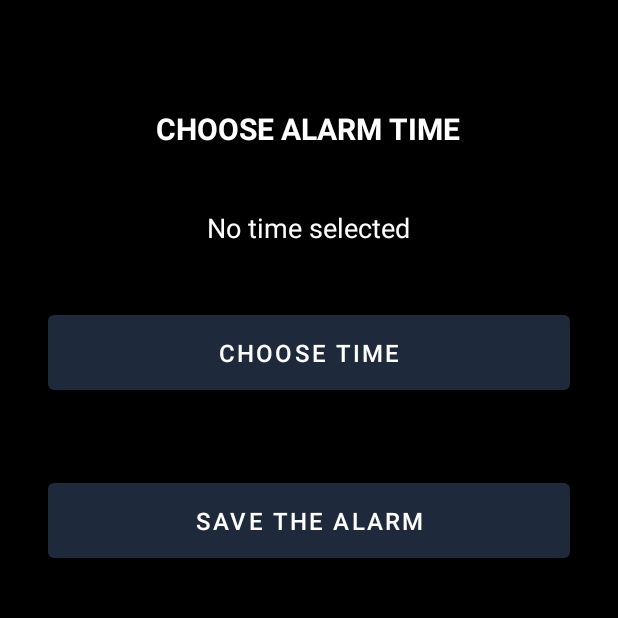
After one commit to anavaicum/WAKEY, an Android app: the AlarmActivity screen opened directly, with no data from a screen before it, on a phone screen of 412 x 824 dp, the top half of it. The commit adds this screen. Run offline under Robolectric (Android 15) with nearby library versions, the phone set to English and light mode, and no system bars.

Commit message:
Add alarm setup screen and UI improvements; prepare DB for selected objects

```diff
--- a/app/src/main/java/com/wakey/database/WakeyDatabase.java
+++ b/app/src/main/java/com/wakey/database/WakeyDatabase.java
@@ -6,12 +6,14 @@ import androidx.room.Database;
 import androidx.room.Room;
 import androidx.room.RoomDatabase;
 
-@Database(entities = {SelectedObjectEntity.class}, version = 1)
+@Database(entities = {SelectedObjectEntity.class, AlarmEntity.class}, version = 2)
 public abstract class WakeyDatabase extends RoomDatabase {
 
     private static WakeyDatabase instance;
 
     public abstract SelectedObjectsDao selectedObjectsDao();
+
+    public abstract AlarmDao alarmDao();
 
     public static synchronized WakeyDatabase getInstance(Context context) {
         if (instance == null) {
--- /dev/null
+++ b/app/src/main/res/layout/activity_alarm.xml
@@ -0,0 +1,48 @@
+<?xml version="1.0" encoding="utf-8"?>
+<LinearLayout xmlns:android="http://schemas.android.com/apk/res/android"
+    android:layout_width="match_parent"
+    android:layout_height="match_parent"
+    android:orientation="vertical"
+    android:gravity="center_horizontal"
+    android:padding="32dp"
+    android:background="@color/black">
+
+    <TextView
+        android:id="@+id/titleText"
+        android:layout_width="wrap_content"
+        android:layout_height="wrap_content"
+        android:text="CHOOSE ALARM TIME"
+        android:textColor="@color/white"
+        android:textSize="20sp"
+        android:textStyle="bold"
+        android:layout_marginTop="40dp"
+        android:layout_marginBottom="40dp" />
+
+    <TextView
+        android:id="@+id/selectedTimeText"
+        android:layout_width="wrap_content"
+        android:layout_height="wrap_content"
+        android:text="No time selected"
+        android:textColor="@color/white"
+        android:textSize="18sp"
+        android:layout_marginBottom="40dp" />
+
+    <Button
+        android:id="@+id/pickTimeBtn"
+        android:layout_width="match_parent"
+        android:layout_height="wrap_content"
+        android:text="CHOOSE TIME"
+        android:textSize="16sp"
+        android:padding="14dp"
+        android:layout_marginBottom="30dp" />
+
+    <Button
+        android:id="@+id/saveAlarmBtn"
+        android:layout_width="match_parent"
+        android:layout_height="wrap_content"
+        android:text="SAVE THE ALARM"
+        android:textSize="16sp"
+        android:padding="14dp"
+        android:layout_marginTop="20dp" />
+
+</LinearLayout>
```
Also changed, not shown: app/src/main/AndroidManifest.xml (+12 -0 lines), app/src/main/java/com/wakey/activities/AlarmActivity.java (added, +125 -0 lines), app/src/main/java/com/wakey/activities/MainActivity.java (+26 -0 lines), app/src/main/java/com/wakey/activities/SplashActivity.java (+4 -14 lines), app/src/main/java/com/wakey/alarm/AlarmReceiver.java (added, +58 -0 lines), app/src/main/java/com/wakey/database/AlarmDao.java (added, +17 -0 lines), app/src/main/java/com/wakey/database/AlarmEntity.java (added, +16 -0 lines), app/src/main/res/drawable/ic_alarm.xml (added, +11 -0 lines), app/src/main/res/layout/activity_main.xml (+7 -0 lines), app/src/main/res/layout/activity_splash.xml (added, +12 -0 lines), 2 other files.
